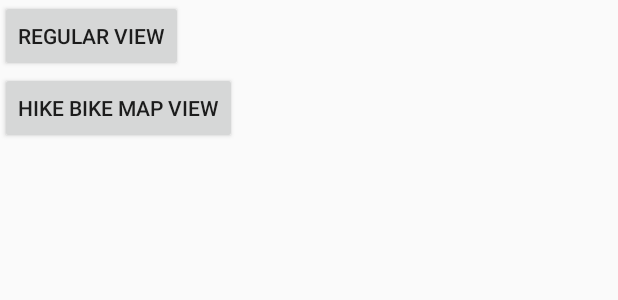
After one commit to HeyFerg/Mapping6, an Android app: the layout activity_map_choose.xml on its own in the app's theme, with its tools: preview values and no code run, on a phone screen of 412 x 824 dp. The commit adds this screen. Shown: the top 300 px of the screen. Run offline under Robolectric (Android 15) with nearby library versions, the phone set to English and light mode, and no system bars.

Commit message:
Added second activity.

```diff
--- a/app/src/main/AndroidManifest.xml
+++ b/app/src/main/AndroidManifest.xml
@@ -21,6 +21,7 @@
 
                 <category android:name="android.intent.category.LAUNCHER" />
             </intent-filter>
+
         </activity>
     </application>
 
--- /dev/null
+++ b/app/src/main/res/layout/activity_map_choose.xml
@@ -0,0 +1,18 @@
+<?xml version="1.0" encoding="utf-8"?>
+
+<LinearLayout
+    xmlns:android="http://schemas.android.com/apk/res/android"
+    android:orientation="vertical"
+    android:layout_width="match_parent"
+    android:layout_height="match_parent">
+    <Button
+        android:layout_width="wrap_content"
+        android:layout_height="wrap_content"
+        android:text="@string/regularview"
+        android:id="@+id/btnRegular" />
+    <Button
+        android:layout_width="wrap_content"
+        android:layout_height="wrap_content"
+        android:text="@string/hikebikemapview"
+        android:id="@+id/btnHikeBikeMap" />
+</LinearLayout>
--- a/app/src/main/res/menu/menu.xml
+++ b/app/src/main/res/menu/menu.xml
@@ -2,4 +2,5 @@
 <menu
     xmlns:android="http://schemas.android.com/apk/res/android">
     <item android:id="@+id/choosemap" android:title="@string/choosemap"/>
+    <item android:id="@+id/setlocation" android:title="Set Location"></item>
 </menu>
--- a/app/src/main/res/values/strings.xml
+++ b/app/src/main/res/values/strings.xml
@@ -1,4 +1,7 @@
 <resources>
     <string name="app_name">Mapping</string>
     <string name="choosemap">Choose Map</string>
+    <string name="regularview">Regular View</string>
+    <string name="hikebikemapview">Hike Bike Map View</string>
+    <string name="selectmap">Select Map</string>
 </resources>
```
Also changed, not shown: app/src/main/java/com/example/a2ferga42/mapping6/MainActivity.java (+24 -1 lines), app/src/main/java/com/example/a2ferga42/mapping6/MapChooseActivity.java (+32 -1 lines), app/src/main/java/com/example/a2ferga42/mapping6/SetLocationActivity.java (added, +8 -0 lines).
